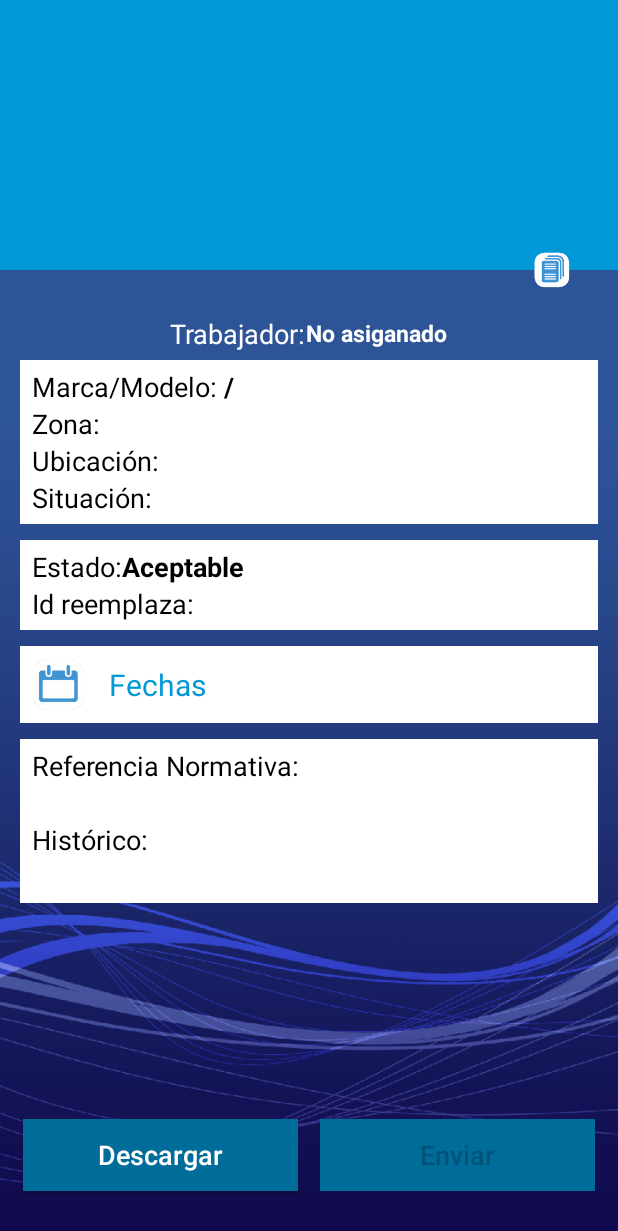
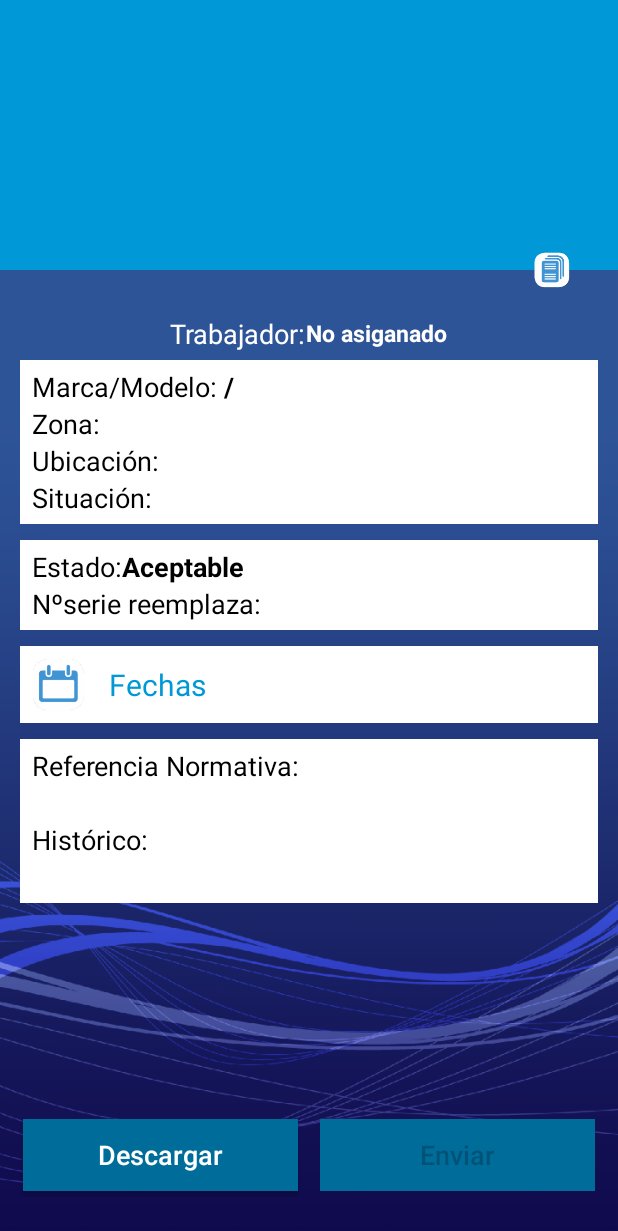
Before and after one commit to Victor96Man/RevisionEquipamiento, an Android app: the EquipamientoActivity screen opened directly, with no data from a screen before it, on a phone screen of 412 x 824 dp. Shown: the top 1231 px of the screen. Run offline under Robolectric (Android 15) with nearby library versions, the phone set to English and light mode, and no system bars; 2 statements that could not run were skipped.

Commit message:
Versión 1.0

```diff
--- a/app/build.gradle
+++ b/app/build.gradle
@@ -33,7 +33,7 @@ android {
         minSdkVersion 21
         targetSdkVersion 27
         versionCode 1
-        versionName "4.7-Beta"
+        versionName "1.0"
         testInstrumentationRunner "android.support.test.runner.AndroidJUnitRunner"
     }
     buildTypes {
--- a/app/src/main/res/values/strings.xml
+++ b/app/src/main/res/values/strings.xml
@@ -41,7 +41,7 @@
     <string name="eq_zona_tx">Zona:</string>
     <string name="eq_ubicacion_tx">Ubicación:</string>
     <string name="eq_estado_tx">Estado:</string>
-    <string name="eq_idreemplaza_tx">Id reemplaza:</string>
+    <string name="eq_idreemplaza_tx">Nºserie reemplaza:</string>
     <string name="eq_situacion_tx">Situación:</string>
     <string name="eq_referenciaN_tx">Referencia Normativa:</string>
     <string name="eq_bitacora_tx">Histórico:</string>
```
